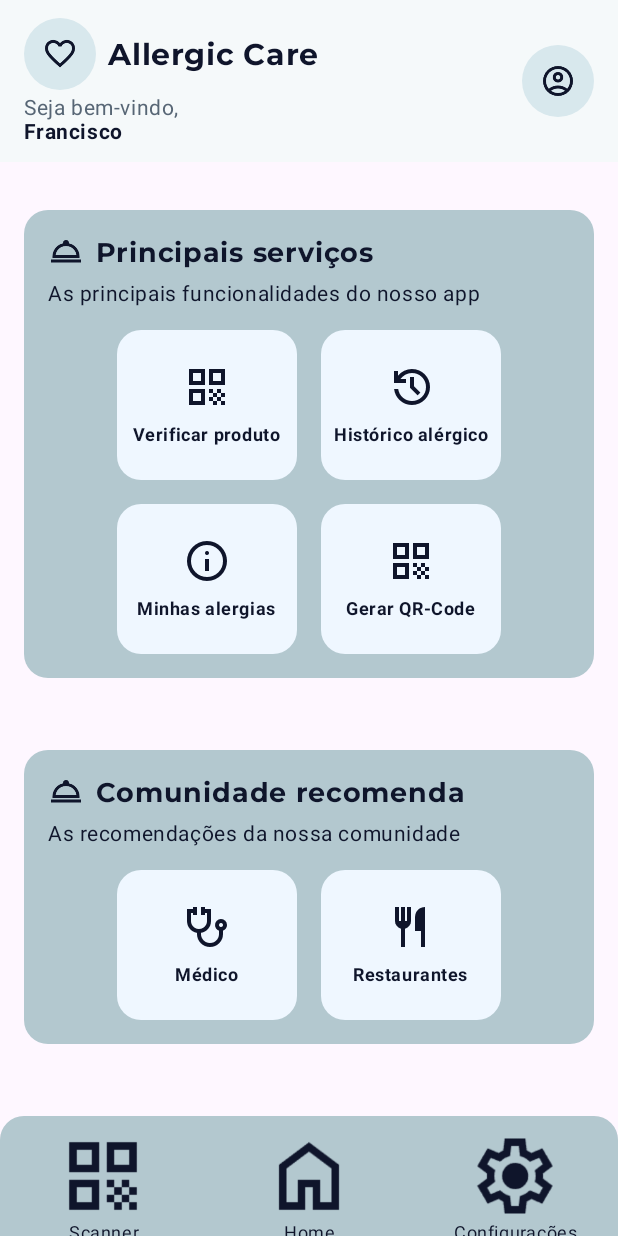
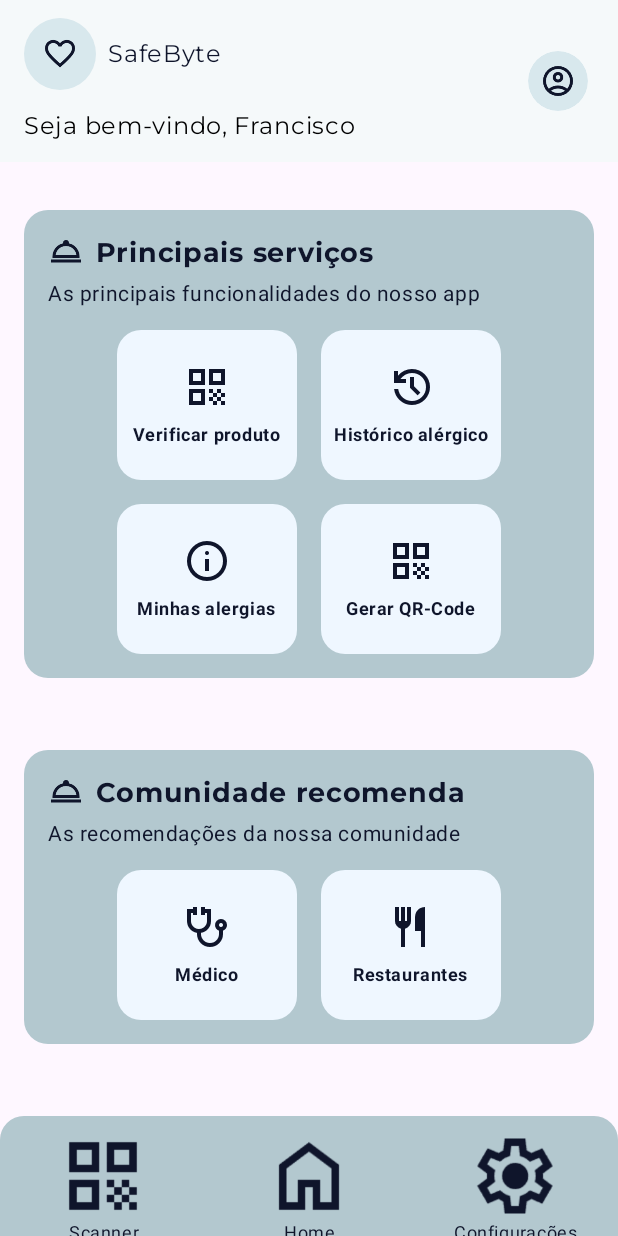
Before and after one commit to ceulazur/Safe-Byte---Projeto-Integrado-3, an Android app built with Jetpack Compose: the HomeScreen screen opened through its navigation route, on a phone screen of 412 x 824 dp. Run offline under Robolectric (Android 15) with nearby library versions, the phone set to English and light mode, and no system bars; pictures from the network do not load.

Commit message:
fix: refactor SBHeader

```diff
--- a/app/src/main/java/com/example/safebyte/ui/components/SBHeader.kt
+++ b/app/src/main/java/com/example/safebyte/ui/components/SBHeader.kt
@@ -1,3 +1,5 @@
+import android.net.Uri
+import androidx.compose.foundation.Image
 import androidx.compose.foundation.background
 import androidx.compose.foundation.layout.Arrangement
 import androidx.compose.foundation.layout.Box
@@ -24,12 +26,12 @@ import androidx.compose.ui.unit.dp
 import androidx.compose.ui.unit.sp
 import androidx.navigation.NavHostController
 import androidx.navigation.compose.rememberNavController
+import coil.compose.rememberAsyncImagePainter
 import com.example.safebyte.R
 import com.example.safebyte.ui.theme.Typography
 
 @Composable
-fun SBHeader(userName: String, navController: NavHostController) {
-
+fun SBHeader(userName: String, navController: NavHostController, profileImageUri: Uri?) {
     Row(
         modifier = Modifier
             .fillMaxWidth()
@@ -38,10 +40,23 @@ fun SBHeader(userName: String, navController: NavHostController) {
         verticalAlignment = Alignment.CenterVertically,
         horizontalArrangement = Arrangement.SpaceBetween
     ) {
+        // Seção de logo e nome SafeByte
         Column(
             verticalArrangement = Arrangement.Center,
             horizontalAlignment = Alignment.Start
         ) {
+            LogoSection()
+            Spacer(modifier = Modifier.height(8.dp)) // Espaço entre logo e saudação
+            GreetingSection(userName)
+        }
+
+        // Seção de perfil
+        ProfileSection(navController, profileImageUri)
+    }
+}
+
+@Composable
+fun LogoSection() {
     Row(
         verticalAlignment = Alignment.CenterVertically
     ) {
@@ -60,45 +75,38 @@ fun SBHeader(userName: String, navController: NavHostController) {
         }
         Spacer(modifier = Modifier.width(8.dp))
         Text(
-                    text = "Allergic Care",
-                    style = Typography.bodyLarge.copy(
-                        fontWeight = FontWeight.Bold,
-                        fontSize = 20.sp,
-                        color = Color(0xFF0F152B)
+            text = "SafeByte",
+            color = Color(0xFF0F152B),
+            modifier = Modifier.align(Alignment.CenterVertically)
         )
+    }
+}
+
+@Composable
+fun GreetingSection(userName: String) {
+    Text(
+        text = "Seja bem-vindo, $userName",
+        color = Color.Black,
+        modifier = Modifier.padding(top = 4.dp)
     )
 }
 
-            Spacer(modifier = Modifier.height(4.dp))
-            Text(
-                text = "Seja bem-vindo,",
-                style = Typography.bodySmall.copy(
-                    fontSize = 14.sp,
-                    color = Color(0xFF576675)
-                )
-            )
-            Text(
-                text = userName,
-                style = Typography.bodySmall.copy(
-                    fontWeight = FontWeight.Bold,
-                    fontSize = 14.sp,
-                    color = Color(0xFF0F152B)
-                )
-            )
-        }
-
-        // Ícone de perfil com navegação
+@Composable
+fun ProfileSection(navController: NavHostController, profileImageUri: Uri?) {
+    IconButton(onClick = { navController.navigate("profile_picture") }) {
         Box(
             modifier = Modifier
                 .size(48.dp)
                 .background(Color(0xFFD8E8ED), shape = CircleShape),
             contentAlignment = Alignment.Center
         ) {
-            // Adicionando o IconButton com navegação
-            IconButton(onClick = {
-                // Navega para a tela de foto de perfil quando o ícone de perfil for pressionado
-                navController.navigate("profile_picture")
-            }) {
+            if (profileImageUri != null) {
+                Image(
+                    painter = rememberAsyncImagePainter(profileImageUri),
+                    contentDescription = "Foto de Perfil",
+                    modifier = Modifier.size(48.dp)
+                )
+            } else {
                 Icon(
                     painter = painterResource(id = R.drawable.ic_profile),
                     contentDescription = "Perfil",
@@ -109,10 +117,3 @@ fun SBHeader(userName: String, navController: NavHostController) {
         }
     }
 }
-
-@Preview(showBackground = true)
-@Composable
-fun PreviewHeader() {
-    val navController = rememberNavController()
-    SBHeader(userName = "Francisco", navController = navController)
-}
--- a/app/src/main/java/com/example/safebyte/ui/screens/HomeScreen.kt
+++ b/app/src/main/java/com/example/safebyte/ui/screens/HomeScreen.kt
@@ -1,6 +1,12 @@
 import androidx.compose.foundation.layout.*
 import androidx.compose.runtime.Composable
+import androidx.compose.runtime.LaunchedEffect
+import androidx.compose.runtime.getValue
+import androidx.compose.runtime.mutableStateOf
+import androidx.compose.runtime.remember
+import androidx.compose.runtime.setValue
 import androidx.compose.ui.Modifier
+import androidx.compose.ui.platform.LocalContext
 import androidx.compose.ui.tooling.preview.Preview
 import androidx.compose.ui.unit.dp
 import androidx.navigation.NavHostController
@@ -13,14 +19,27 @@ fun HomeScreen(
     navController: NavHostController,
     onButtonClick: (String) -> Unit
 ) {
+
+    val context = LocalContext.current
+    var profileImageUri by remember { mutableStateOf(getSavedProfilePicture(context)) }
+
     Column(modifier = Modifier.fillMaxSize()) {
         // Cabeçalho
         SBHeader(
             userName = userName,
-            navController = navController
+            navController = navController,
+            profileImageUri = profileImageUri
         )
 
         Spacer(modifier = Modifier.height(16.dp))
+
+        LaunchedEffect(navController) {
+            navController.addOnDestinationChangedListener { _, destination, _ ->
+                if (destination.route == "profile_picture") {
+                    profileImageUri = getSavedProfilePicture(context)
+                }
+            }
+        }
 
         // Seção: Principais Serviços
         SBButtonBox(
--- a/gradle/libs.versions.toml
+++ b/gradle/libs.versions.toml
@@ -1,6 +1,6 @@
 [versions]
 accompanistNavigationAnimation = "0.36.0"
-agp = "8.7.3"
+agp = "8.8.1"
 coilCompose = "2.5.0"
 datastorePreferences = "1.1.2"
 firebaseAnalyticsKtx = "22.2.0"
```
Lines whose indentation alone changed are shown as unchanged.
